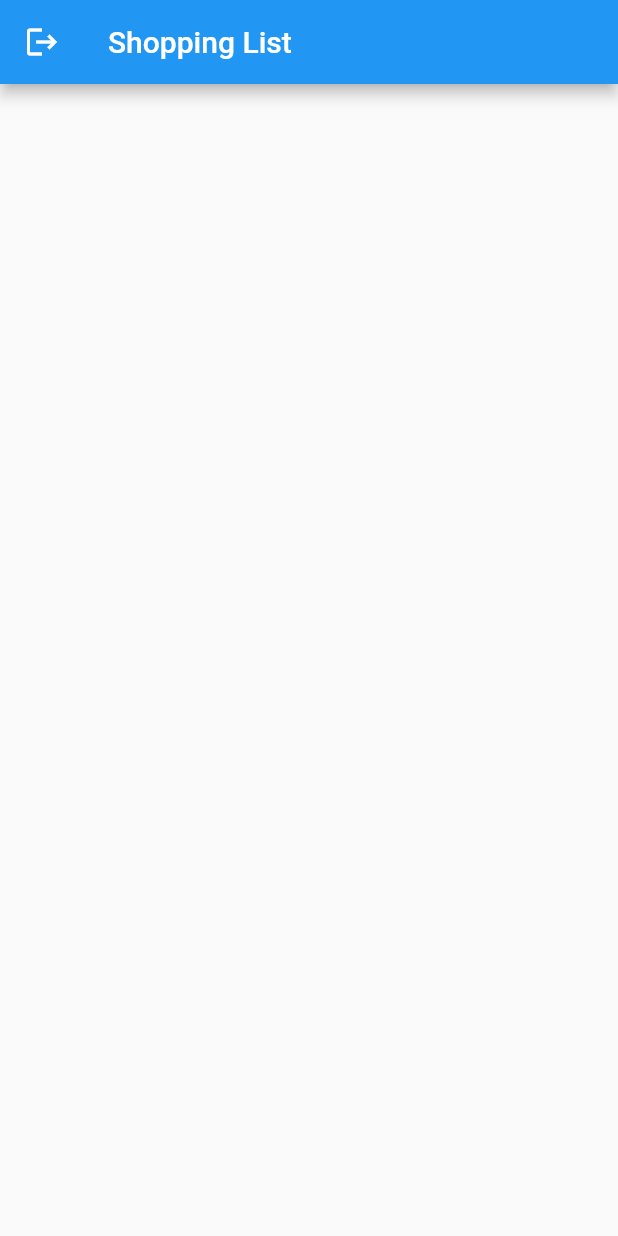
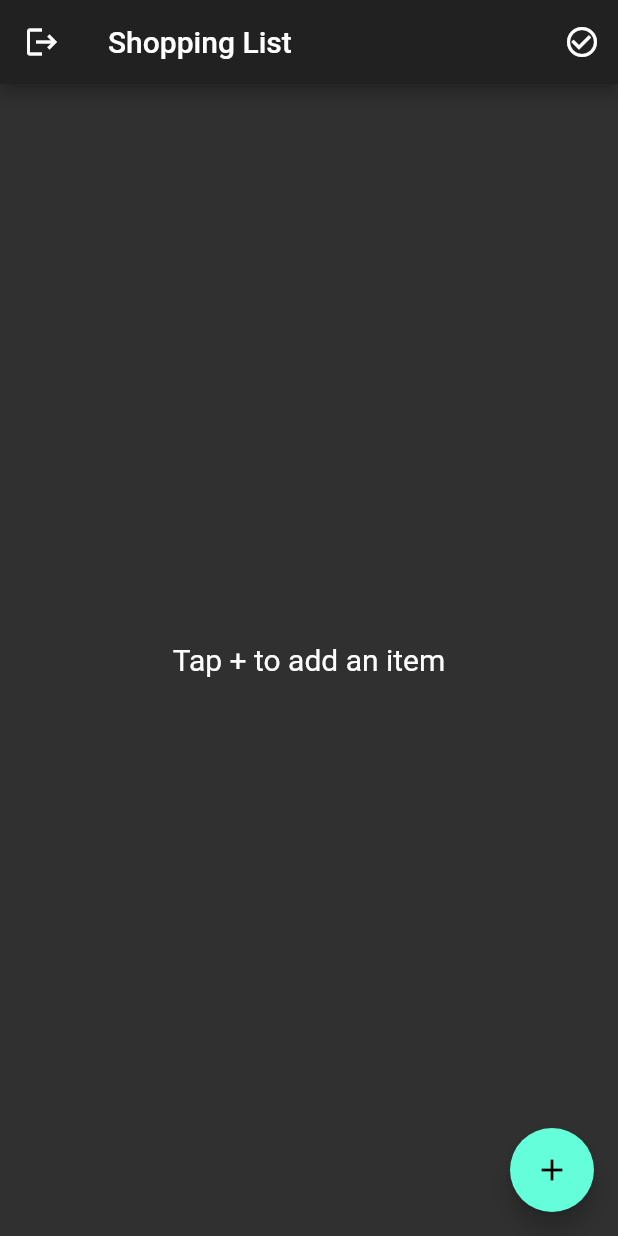
Before and after one commit to nisarg-solutelabs/shopping_list_app, a Flutter app: the screen it shows once a user with an empty profile is signed in, after a tap on the "logout" icon, on a phone screen of 412 x 824 dp. Run offline on Flutter 3.47's test engine with Material 2 defaults, Android fonts, the phone set to English and light mode, and no system bars; our stand-ins replace cloud_firestore, firebase_auth, firebase_core, flutter_hooks, freezed_annotation, hooks_riverpod; accounts and stored records are empty; network calls fail.

Commit message:
UI added

```diff
--- a/analysis_options.yaml
+++ b/analysis_options.yaml
@@ -2,4 +2,4 @@ include: package:lint/analysis_options.yaml
 
 linter:
   rules:
-    parameter_assignments: true
+    sort_pub_dependencies: true
--- a/lib/controllers/auth_controller.dart
+++ b/lib/controllers/auth_controller.dart
@@ -24,14 +24,14 @@ class AuthController extends StateNotifier<User?> {
     super.dispose();
   }
 
-  void appStarted() async {
+  Future appStarted() async {
     final user = _read(authRepositoryProvider).getCurrentUser();
     if (user == null) {
       await _read(authRepositoryProvider).signInAnonymously();
     }
   }
 
-  void signOut() async {
+  Future signOut() async {
     await _read(authRepositoryProvider).signOut();
   }
 }
--- a/lib/controllers/item_list_controller.dart
+++ b/lib/controllers/item_list_controller.dart
@@ -3,6 +3,30 @@ import 'package:shopping_list/controllers/auth_controller.dart';
 import 'package:shopping_list/models/item_model.dart';
 import 'package:shopping_list/repository/custom_exception.dart';
 import 'package:shopping_list/repository/item_repository.dart';
+
+enum ItemListFilter {
+  all,
+  obtained,
+}
+
+final itemListFilterProvider =
+    StateProvider<ItemListFilter>((_) => ItemListFilter.all);
+
+final filteredItemListProvider = Provider<List<Item>>((ref) {
+  final itemListFilterState = ref.watch(itemListFilterProvider).state;
+  final itemListState = ref.watch(itemListControllerProvider);
+  return itemListState.maybeWhen(
+    data: (items) {
+      switch (itemListFilterState) {
+        case ItemListFilter.obtained:
+          return items.where((item) => item.obtained).toList();
+        default:
+          return items;
+      }
+    },
+    orElse: () => [],
+  );
+});
 
 final itemListExceptionProvider = StateProvider<CustomException?>((_) => null);
 final itemListControllerProvider =
@@ -15,14 +39,15 @@ class ItemListController extends StateNotifier<AsyncValue<List<Item>>> {
   final Reader _read;
   final String? _userId;
 
-  ItemListController(this._read, this._userId) : super(AsyncValue.loading()) {
+  ItemListController(this._read, this._userId)
+      : super(const AsyncValue.loading()) {
     if (_userId != null) {
       retrieveItems();
     }
   }
 
   Future<void> retrieveItems({bool isRefreshing = false}) async {
-    if (isRefreshing) state = AsyncValue.loading();
+    if (isRefreshing) state = const AsyncValue.loading();
     try {
       final items =
           await _read(itemRepositoryProvider).retrieveItems(userId: _userId!);
--- /dev/null
+++ b/lib/extensions/firebase_firestore_wxtension.dart
@@ -0,0 +1,6 @@
+import 'package:cloud_firestore/cloud_firestore.dart';
+
+extension FirebaseFirestoreX on FirebaseFirestore {
+  CollectionReference usersListRef(String userId) =>
+      collection('lists').doc(userId).collection('userList');
+}
--- a/lib/main.dart
+++ b/lib/main.dart
@@ -3,21 +3,27 @@ import 'package:flutter/material.dart';
 import 'package:flutter_hooks/flutter_hooks.dart';
 import 'package:hooks_riverpod/hooks_riverpod.dart';
 import 'package:shopping_list/controllers/auth_controller.dart';
+import 'package:shopping_list/controllers/item_list_controller.dart';
+import 'package:shopping_list/models/item_model.dart';
+import 'package:shopping_list/repository/custom_exception.dart';
 
-void main() async {
+Future main() async {
   WidgetsFlutterBinding.ensureInitialized();
   await Firebase.initializeApp();
-  runApp(ProviderScope(child: MyApp()));
+  runApp(
+    ProviderScope(
+      child: MyApp(),
+    ),
+  );
 }
 
 class MyApp extends StatelessWidget {
   @override
   Widget build(BuildContext context) {
     return MaterialApp(
+      debugShowCheckedModeBanner: false,
       title: "Flutter firebase riverpod",
-      theme: ThemeData(
-        primarySwatch: Colors.blue,
-      ),
+      theme: ThemeData.dark(),
       home: HomeScreen(),
     );
   }
@@ -27,6 +33,8 @@ class HomeScreen extends HookWidget {
   @override
   Widget build(BuildContext context) {
     final authControllerState = useProvider(authControllerProvider);
+    final itemListFilter = useProvider(itemListFilterProvider);
+    final isObtainedFilter = itemListFilter.state == ItemListFilter.obtained;
     return Scaffold(
       appBar: AppBar(
         title: const Text('Shopping List'),
@@ -37,7 +45,181 @@ class HomeScreen extends HookWidget {
                     context.read(authControllerProvider.notifier).signOut(),
               )
             : null,
+        actions: [
+          IconButton(
+            icon: Icon(isObtainedFilter
+                ? Icons.check_circle
+                : Icons.check_circle_outline),
+            onPressed: () => itemListFilter.state =
+                isObtainedFilter ? ItemListFilter.all : ItemListFilter.obtained,
+          )
+        ],
+      ),
+      floatingActionButton: FloatingActionButton(
+        onPressed: () => AddItemDialog.show(context, Item.empty()),
+        child: const Icon(Icons.add),
+      ),
+      body: ProviderListener(
+        onChange: (
+          BuildContext context,
+          StateController<CustomException?> customException,
+        ) {
+          ScaffoldMessenger.of(context).showSnackBar(
+            SnackBar(
+              content: Text(customException.state!.message!),
+            ),
+          );
+        },
+        provider: itemListExceptionProvider,
+        child: ItemList(),
       ),
     );
   }
 }
+
+final currentItem = ScopedProvider<Item>((_) => throw UnimplementedError());
+
+class ItemList extends HookWidget {
+  @override
+  Widget build(BuildContext context) {
+    final itemListState = useProvider(itemListControllerProvider);
+    final filteredItemList = useProvider(filteredItemListProvider);
+    return itemListState.when(
+      data: (items) => items.isEmpty
+          ? const Center(
+              child: Text(
+                'Tap + to add an item',
+                style: TextStyle(fontSize: 20.0),
+              ),
+            )
+          : ListView.builder(
+              itemCount: filteredItemList.length,
+              itemBuilder: (context, index) {
+                final item = filteredItemList[index];
+                return ProviderScope(
+                    overrides: [currentItem.overrideWithValue(item)],
+                    child: ItemTile());
+              },
+            ),
+      loading: () => const Center(
+        child: CircularProgressIndicator(),
+      ),
+      error: (error, _) => ItemListError(
+        message:
+            error is CustomException ? error.message! : "Something went wrong!",
+      ),
+    );
+  }
+}
+
+class ItemTile extends HookWidget {
+  @override
+  Widget build(BuildContext context) {
+    final item = useProvider(currentItem);
+    return ListTile(
+      key: ValueKey(item.id),
+      title: Text(item.name),
+      trailing: Checkbox(
+        value: item.obtained,
+        onChanged: (val) =>
+            context.read(itemListControllerProvider.notifier).updateItem(
+                  updatedItem: item.copyWith(obtained: !item.obtained),
+                ),
+      ),
+      onTap: () => AddItemDialog.show(context, item),
+      onLongPress: () => context
+          .read(itemListControllerProvider.notifier)
+          .deleteItem(itemId: item.id!),
+    );
+  }
+}
+
+class ItemListError extends StatelessWidget {
+  final String message;
+  const ItemListError({required this.message});
+  @override
+  Widget build(BuildContext context) {
+    return Center(
+      child: Column(
+        mainAxisAlignment: MainAxisAlignment.center,
+        children: [
+          Text(
+            message,
+            style: const TextStyle(fontSize: 20.0),
+          ),
+          const SizedBox(
+            height: 20.0,
+          ),
+          ElevatedButton(
+            onPressed: () => context
+                .read(itemListControllerProvider.notifier)
+                .retrieveItems(isRefreshing: true),
+            child: const Text('Retry'),
+          ),
+        ],
+      ),
+    );
+  }
+}
+
+class AddItemDialog extends HookWidget {
+  static void show(BuildContext context, Item item) {
+    showDialog(
+      context: context,
+      builder: (context) => AddItemDialog(item: item),
+    );
+  }
+
+  final Item item;
+  const AddItemDialog({required this.item});
+
+  bool get isUpdating => item.id != null;
+
+  @override
+  Widget build(BuildContext context) {
+    final textController = useTextEditingController(text: item.name);
+    return Dialog(
+      child: Padding(
+        padding: const EdgeInsets.all(20.0),
+        child: Column(
+          mainAxisSize: MainAxisSize.min,
+          children: [
+            TextField(
+              controller: textController,
+              autofocus: true,
+              decoration: const InputDecoration(hintText: 'Item name'),
+            ),
+            const SizedBox(
+              height: 12.0,
+            ),
+            SizedBox(
+              width: double.infinity,
+              child: ElevatedButton(
+                style: ElevatedButton.styleFrom(
+                    primary: isUpdating
+                        ? Colors.orange
+                        : Theme.of(context).primaryColor),
+                onPressed: () {
+                  isUpdating
+                      ? context
+                          .read(itemListControllerProvider.notifier)
+                          .updateItem(
+                            updatedItem: item.copyWith(
+                                name: textController.text.trim(),
+                                obtained: item.obtained),
+                          )
+                      : context
+                          .read(itemListControllerProvider.notifier)
+                          .addItems(name: textController.text.trim());
+
+                  Navigator.of(context).pop();
+                },
+                child: Text(isUpdating ? 'Update' : 'Add'),
+              ),
+            ),
+          ],
+        ),
+      ),
+    );
+  }
+}
--- a/lib/models/item_model.dart
+++ b/lib/models/item_model.dart
@@ -1,5 +1,3 @@
-import 'dart:html';
-
 import 'package:cloud_firestore/cloud_firestore.dart';
 import 'package:freezed_annotation/freezed_annotation.dart';
 import 'package:flutter/foundation.dart';
@@ -24,5 +22,5 @@ abstract class Item implements _$Item {
     return Item.fromJson(data!).copyWith(id: doc.id);
   }
 
-  Map<String,dynamic> toDocument() => toJson()..remove('id');
+  Map<String, dynamic> toDocument() => toJson()..remove('id');
 }
```
Also changed, not shown: lib/repository/item_repository.dart (+8 -16 lines).
